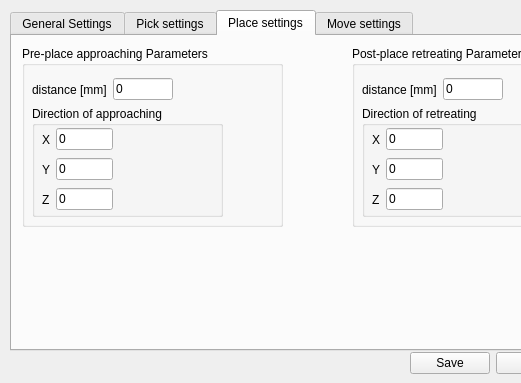
Above: ui/rrtdialog.ui from zohannn/motion_manager before the change; both pictures show x 0 to 521 and y 0 to 383 of the 762 by 383 pixel window. Below: the same form after it.
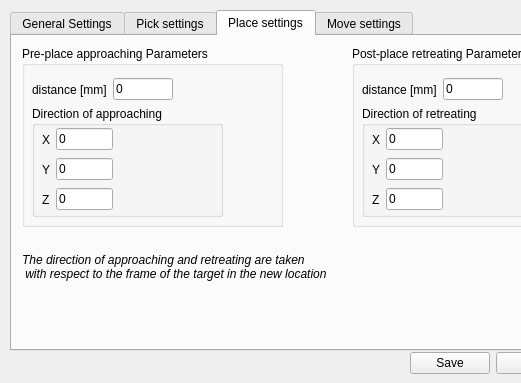
That is the form after the change. The open tabs and pages were chosen to show the change.

Patch:
```diff
--- a/ui/rrtdialog.ui
+++ b/ui/rrtdialog.ui
@@ -661,6 +661,26 @@
       </widget>
      </widget>
     </widget>
+    <widget class="QLabel" name="label_pick_2">
+     <property name="geometry">
+      <rect>
+       <x>10</x>
+       <y>210</y>
+       <width>361</width>
+       <height>41</height>
+      </rect>
+     </property>
+     <property name="font">
+      <font>
+       <italic>true</italic>
+       <underline>false</underline>
+      </font>
+     </property>
+     <property name="text">
+      <string>The direction of approaching and retreating are taken 
+ with respect to the frame of the target in the new location</string>
+     </property>
+    </widget>
    </widget>
    <widget class="QWidget" name="tab__move">
     <attribute name="title">
```
